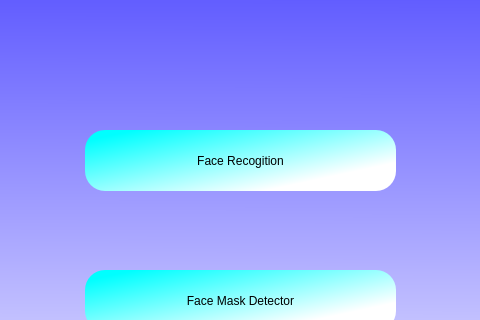
The window that PYQT/FMDFR/form.ui (Piyushoberoy/CHAKSHU) describes before a commit, drawn with Qt 5; both pictures show x 385 to 865 and y 100 to 420 of the 1070 by 623 pixel window.
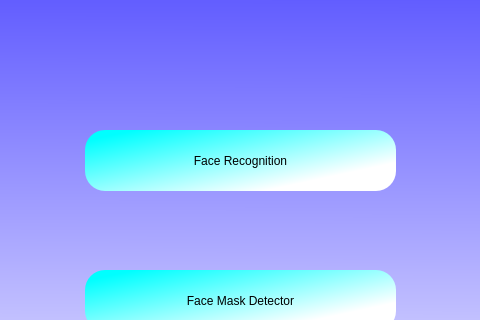
The same window after the commit. Icons and pictures are not drawn.

Patch:
```diff
--- a/PYQT/FMDFR/form.ui
+++ b/PYQT/FMDFR/form.ui
@@ -61,7 +61,7 @@
 background-color: qlineargradient(spread:pad, x1:0.07, y1:0.103, x2:0.793, y2:0.761364, stop:0 rgba(0, 255, 255, 255), stop:1 rgba(255, 255, 255, 255))</string>
    </property>
    <property name="text">
-    <string>Face Recogition</string>
+    <string>Face Recognition</string>
    </property>
   </widget>
   <widget class="QLabel" name="TITLE">
```
